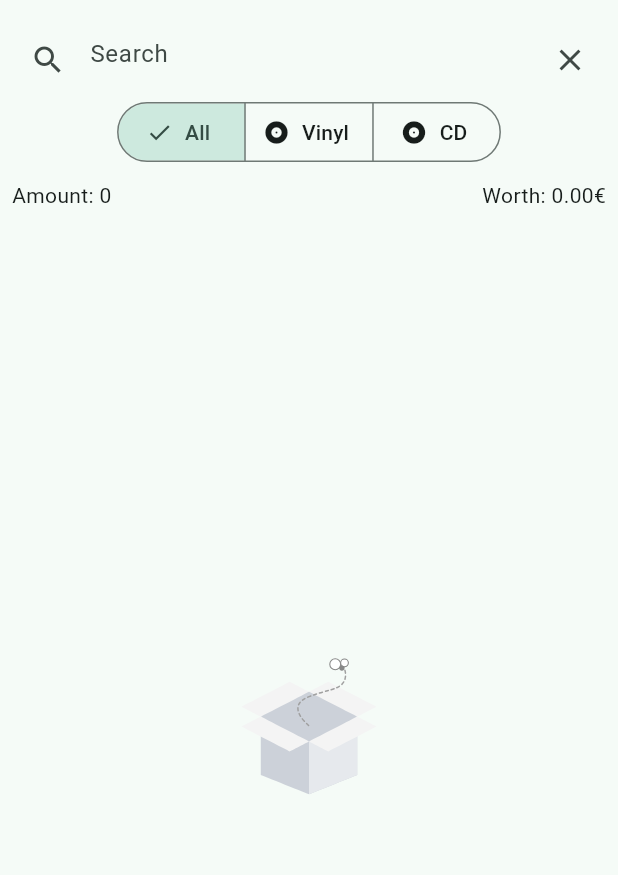
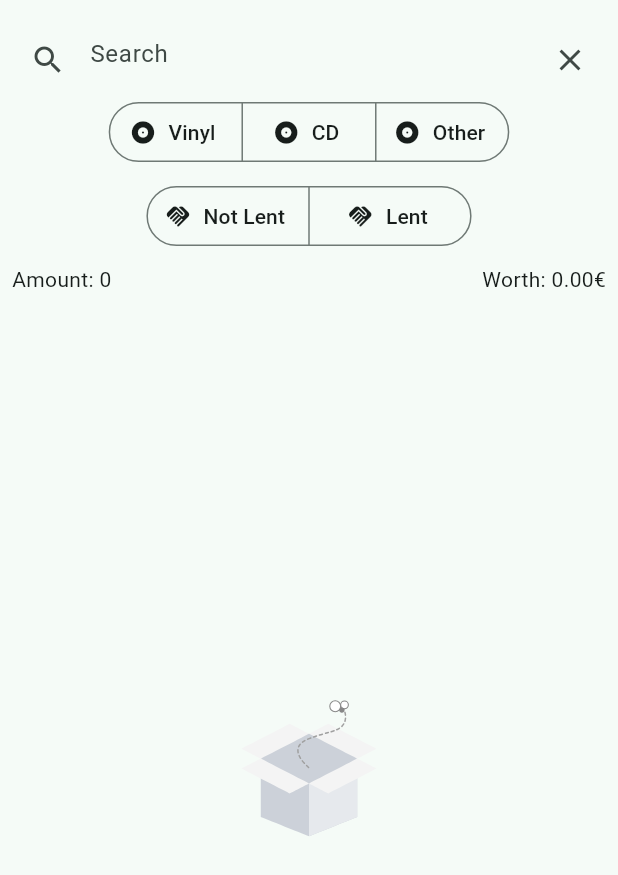
Before and after one commit to JoStrecker/CD-Organizer, a Flutter app: the AlbumListScreen widget shown alone on an empty page, opened directly with empty values, on a phone screen of 412 x 824 dp. Shown: the top 875 px of the screen. Run offline on Flutter 3.47's test engine with Material 2 defaults, Android fonts, the phone set to English and light mode, and no system bars; our stand-ins replace bloc, dio, dynamic_color, easy_localization, envied, equatable and 9 more; missing offline and left inert: flutter_barcode_scanner; accounts and stored records are empty; generated files the repository leaves out were written again; project files that could hold a hidden picture were left out.

Commit message:
-added Lend Filter -fixed album copy bug -fixed submit bug in Lend Dialog

```diff
--- a/assets/translations/de.json
+++ b/assets/translations/de.json
@@ -19,5 +19,8 @@
   "giveBack": "Zurück bekommen",
   "gotBackDialog": "Hast du dieses Album zurück bekommen?",
   "count": "Menge: ",
-  "worth": "Wert: "
+  "worth": "Wert: ",
+  "lent": "Verliehen",
+  "notLent": "Nicht Verliehen",
+  "other": "Anderes"
 }
--- a/assets/translations/en.json
+++ b/assets/translations/en.json
@@ -19,5 +19,8 @@
   "giveBack": "Got Back",
   "gotBackDialog": "Did you get this Album back?",
   "count": "Amount: ",
-  "worth": "Worth: "
+  "worth": "Worth: ",
+  "lent": "Lent",
+  "notLent": "Not Lent",
+  "other": "Other"
 }
--- a/lib/feature/albums/domain/album.dart
+++ b/lib/feature/albums/domain/album.dart
@@ -118,12 +118,16 @@ class Album {
       tracks: tracks ?? this.tracks,
       type: type ?? this.type,
       country: country ?? this.country,
-      lendee: lendee,
+      lendee: lendee ?? this.lendee,
       lended: lended ?? this.lended,
       wishlist: wishlist ?? this.wishlist,
       trackCount: trackCount ?? this.trackCount,
       worth: worth ?? this.worth,
     );
+  }
+
+  bool isLent(){
+    return (lendee ?? 'thisAlbumIsNotLent') != 'thisAlbumIsNotLent';
   }
 
   String getAllArtists() {
--- a/lib/feature/albums/infrastructure/hive_album_facade.dart
+++ b/lib/feature/albums/infrastructure/hive_album_facade.dart
@@ -53,7 +53,7 @@ class HiveAlbumFacade implements IAlbumFacade {
     return await albumBox.put(
       albumBox.keys.firstWhere((element) => albumBox.get(element)?.id == album.id),
       album.copyWith(
-        lendee: null,
+        lendee: 'thisAlbumIsNotLent',
       ),
     );
   }
--- a/lib/feature/dashboard/application/dashboard_event.dart
+++ b/lib/feature/dashboard/application/dashboard_event.dart
@@ -12,9 +12,7 @@ class DashboardLoadEvent extends DashboardEvent {
 class DashboardDeleteAlbumEvent extends DashboardEvent {
   final Album selectedAlbum;
 
-  const DashboardDeleteAlbumEvent(
-    this.selectedAlbum,
-  );
+  const DashboardDeleteAlbumEvent(this.selectedAlbum);
 }
 
 class DashboardRefreshEvent extends DashboardEvent {
@@ -26,15 +24,12 @@ class DashboardRefreshEvent extends DashboardEvent {
 class DashboardSearchAlbumEvent extends DashboardEvent {
   final String search;
 
-  const DashboardSearchAlbumEvent(
-    this.search,
-  );
+  const DashboardSearchAlbumEvent(this.search);
 }
 
 class DashboardFilterAlbumEvent extends DashboardEvent {
-  final MediaTypeFilter filter;
+  final Set<MediaTypeFilter> filter;
+  final Set<LentFilter> lentFilter;
 
-  const DashboardFilterAlbumEvent(
-    this.filter,
-  );
+  const DashboardFilterAlbumEvent(this.filter, this.lentFilter);
 }
--- a/lib/feature/dashboard/application/dashboard_state.dart
+++ b/lib/feature/dashboard/application/dashboard_state.dart
@@ -15,13 +15,15 @@ class DashboardLoadingState extends DashboardState {
 
 class DashboardLoadedState extends DashboardState {
   final List<Album> albums;
-  final MediaTypeFilter filter;
+  final Set<MediaTypeFilter> filter;
+  final Set<LentFilter> lentFilter;
   final String? search;
 
   const DashboardLoadedState(
     this.albums,
+    this.search,
     this.filter,
-    this.search,
+    this.lentFilter,
   );
 }
 
--- a/lib/feature/dashboard/ui/dashboard_screen.dart
+++ b/lib/feature/dashboard/ui/dashboard_screen.dart
@@ -31,6 +31,7 @@ class DashboardScreen extends StatelessWidget {
                 albums: state.albums,
                 search: state.search,
                 filter: state.filter,
+                lentFilter: state.lentFilter,
               ),
             );
           } else if (state is DashboardLoadingState) {
--- /dev/null
+++ b/lib/feature/dashboard/ui/widgets/album_list_filter.dart
@@ -0,0 +1,61 @@
+import 'package:cd_organizer/feature/dashboard/application/dashboard_bloc.dart';
+import 'package:easy_localization/easy_localization.dart';
+import 'package:flutter/material.dart';
+import 'package:flutter_bloc/flutter_bloc.dart';
+
+class AlbumListFilter extends StatelessWidget {
+  final Set<MediaTypeFilter> filter;
+  final Set<LentFilter> lentFilter;
+
+  const AlbumListFilter({
+    super.key,
+    required this.filter,
+    required this.lentFilter,
+  });
+
+  @override
+  Widget build(BuildContext context) {
+    return Column(
+      children: [
+        SegmentedButton<MediaTypeFilter>(
+          multiSelectionEnabled: true,
+          emptySelectionAllowed: true,
+          segments: List<ButtonSegment<MediaTypeFilter>>.of([
+            ...MediaTypeFilter.values.map(
+              (e) => ButtonSegment<MediaTypeFilter>(
+                value: e,
+                label: Text(e.name).tr(),
+                icon: const Icon(Icons.album),
+              ),
+            ),
+          ]),
+          selected: filter,
+          onSelectionChanged: (selected) =>
+              context.read<DashboardBloc>().add(DashboardFilterAlbumEvent(
+                    selected,
+                    lentFilter,
+                  )),
+        ),
+        const SizedBox(height: 8),
+        SegmentedButton<LentFilter>(
+          multiSelectionEnabled: true,
+          segments: List<ButtonSegment<LentFilter>>.of([
+            ...LentFilter.values.map(
+              (e) => ButtonSegment<LentFilter>(
+                value: e,
+                label: Text(e.name).tr(),
+                icon: const Icon(Icons.handshake),
+              ),
+            ),
+          ]),
+          selected: lentFilter,
+          onSelectionChanged: (selected) =>
+              context.read<DashboardBloc>().add(DashboardFilterAlbumEvent(
+                    filter,
+                    selected,
+                  )),
+        ),
+      ],
+    );
+  }
+}
--- a/lib/feature/dashboard/ui/widgets/album_list_screen.dart
+++ b/lib/feature/dashboard/ui/widgets/album_list_screen.dart
@@ -2,6 +2,7 @@ import 'package:cd_organizer/core/ui/dismiss_keyboard.dart';
 import 'package:cd_organizer/feature/albums/domain/album.dart';
 import 'package:cd_organizer/feature/dashboard/application/dashboard_bloc.dart';
 import 'package:cd_organizer/feature/dashboard/ui/widgets/album_list.dart';
+import 'package:cd_organizer/feature/dashboard/ui/widgets/album_list_filter.dart';
 import 'package:cd_organizer/feature/empty/ui/empty_screen.dart';
 import 'package:easy_localization/easy_localization.dart';
 import 'package:flutter/material.dart';
@@ -10,10 +11,16 @@ import 'package:flutter_bloc/flutter_bloc.dart';
 class AlbumListScreen extends StatelessWidget {
   final List<Album> albums;
   final String? search;
-  final MediaTypeFilter filter;
+  final Set<MediaTypeFilter> filter;
+  final Set<LentFilter> lentFilter;
 
-  const AlbumListScreen(
-      {super.key, required this.albums, this.search, required this.filter});
+  const AlbumListScreen({
+    super.key,
+    required this.albums,
+    this.search,
+    required this.filter,
+    required this.lentFilter,
+  });
 
   @override
   Widget build(BuildContext context) {
@@ -48,28 +55,9 @@ class AlbumListScreen extends StatelessWidget {
             ),
           ),
           Center(
-            child: SegmentedButton(
-              segments: List<ButtonSegment>.of([
-                ButtonSegment(
-                  value: MediaTypeFilter.all,
-                  label: const Text('all').tr(),
-                  icon: const Icon(Icons.album),
-                ),
-                ButtonSegment(
-                  value: MediaTypeFilter.vinyl,
-                  label: const Text('vinyl').tr(),
-                  icon: const Icon(Icons.album),
-                ),
-                ButtonSegment(
-                  value: MediaTypeFilter.cd,
-                  label: const Text('cd').tr(),
-                  icon: const Icon(Icons.album),
-                ),
-              ]),
-              selected: {filter},
-              onSelectionChanged: (selected) => context
-                  .read<DashboardBloc>()
-                  .add(DashboardFilterAlbumEvent(selected.first)),
+            child: AlbumListFilter(
+              filter: filter,
+              lentFilter: lentFilter,
             ),
           ),
           const SizedBox(
--- a/lib/feature/details/ui/detail_screen.dart
+++ b/lib/feature/details/ui/detail_screen.dart
@@ -17,7 +17,7 @@ class DetailScreen extends StatelessWidget {
   Widget build(BuildContext context) {
     return WillPopScope(
       onWillPop: () async {
-        context.pop(false);
+        context.pop(true);
         return false;
       },
       child: BlocProvider<DetailBloc>(
--- a/lib/feature/details/ui/widgets/detail_loaded_screen.dart
+++ b/lib/feature/details/ui/widgets/detail_loaded_screen.dart
@@ -25,7 +25,7 @@ class DetailLoadedScreen extends StatelessWidget {
             children: [
               IconButton(
                 onPressed: () {
-                  context.pop(false);
+                  context.pop(true);
                 },
                 icon: const Icon(Icons.arrow_back_ios_new),
                 alignment: Alignment.topCenter,
@@ -54,7 +54,7 @@ class DetailLoadedScreen extends StatelessWidget {
                   const SizedBox(
                     height: 8,
                   ),
-                  album.lendee != null
+                  album.isLent()
                       ? DetailLendingRow(album: album)
                       : Container(),
                   DetailOptionsRow(album: album),
```
Also changed, not shown: lib/core/ui/container_text_element.dart (+7 -7 lines), lib/feature/dashboard/application/dashboard_bloc.dart (+65 -64 lines), lib/feature/details/ui/widgets/detail_dialogs.dart (+5 -2 lines), lib/feature/details/ui/widgets/detail_options_row.dart (+3 -4 lines).
